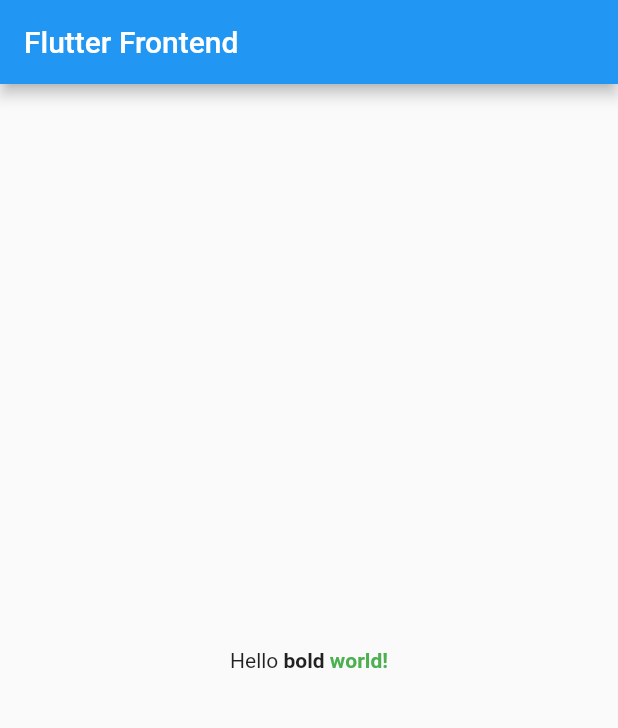
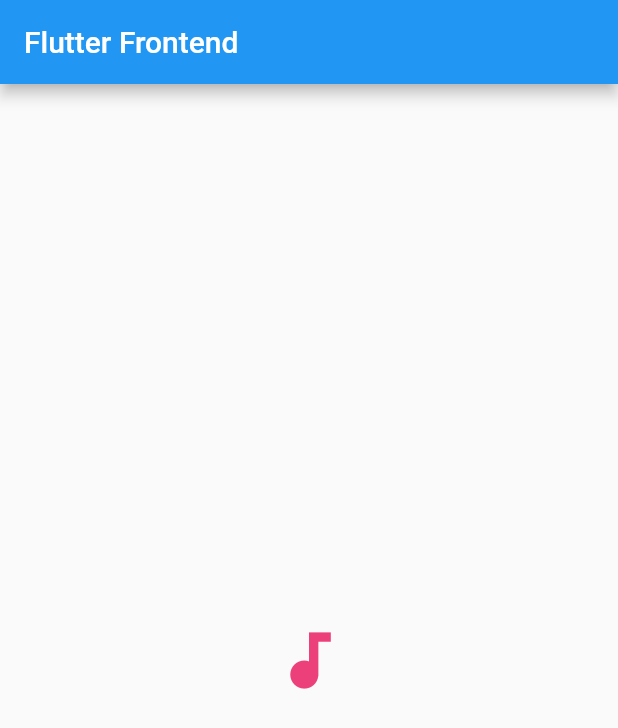
Before and after one commit to HaradaKumiko/flutter_frontend, a Flutter app: the screen it shows after launch, on a phone screen of 412 x 824 dp. Shown: the top 728 px of the screen. Run offline on Flutter 3.47's test engine with Material 2 defaults, Android fonts, the phone set to English and light mode, and no system bars.

Commit message:
icon widget

```diff
--- a/lib/main.dart
+++ b/lib/main.dart
@@ -17,22 +17,9 @@
           primarySwatch: Colors.blue,
         ),
         home: Scaffold(
-          appBar: AppBar(title: Text('Flutter Frontend')),
-          body: Center(
-              child: Text.rich(
-            TextSpan(
-              text: 'Hello ',
-              children: <TextSpan>[
-                TextSpan(
-                    text: 'bold',
-                    style: TextStyle(fontWeight: FontWeight.bold)),
-                TextSpan(
-                    text: ' world!',
-                    style: TextStyle(
-                        fontWeight: FontWeight.bold, color: Colors.green[500])),
-              ],
-            ),
-          )),
-        ));
+            appBar: AppBar(title: Text('Flutter Frontend')),
+            body: Center(
+                child: Icon(Icons.audiotrack,
+                    size: 50, color: Colors.pink[400]))));
   }
 }
```
Also changed, not shown: lib/ss/icon widget.jpg (added).
